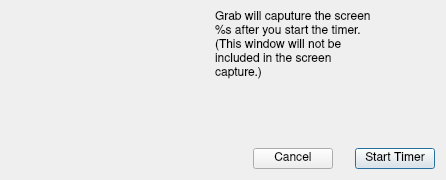
First picture: the form in Under Construction/Grab.app/Resources/dialog_timed_screen_grab.ui, repository helloSystem/Utilities, before the edit.
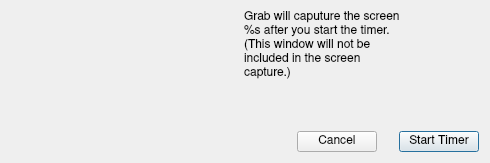
Second picture: the form after the edit. Icons and pictures are not drawn.

```diff
--- a/Under Construction/Grab.app/Resources/dialog_timed_screen_grab.ui
+++ b/Under Construction/Grab.app/Resources/dialog_timed_screen_grab.ui
@@ -9,8 +9,8 @@
    <rect>
     <x>0</x>
     <y>0</y>
-    <width>446</width>
-    <height>180</height>
+    <width>490</width>
+    <height>163</height>
    </rect>
   </property>
   <property name="focusPolicy">
@@ -103,9 +103,12 @@
          <property name="orientation">
           <enum>Qt::Horizontal</enum>
          </property>
+         <property name="sizeType">
+          <enum>QSizePolicy::MinimumExpanding</enum>
+         </property>
          <property name="sizeHint" stdset="0">
           <size>
-           <width>0</width>
+           <width>12</width>
            <height>20</height>
           </size>
          </property>
@@ -162,7 +165,7 @@
        <property name="sizeHint" stdset="0">
         <size>
          <width>20</width>
-         <height>0</height>
+         <height>20</height>
         </size>
        </property>
       </spacer>
```
